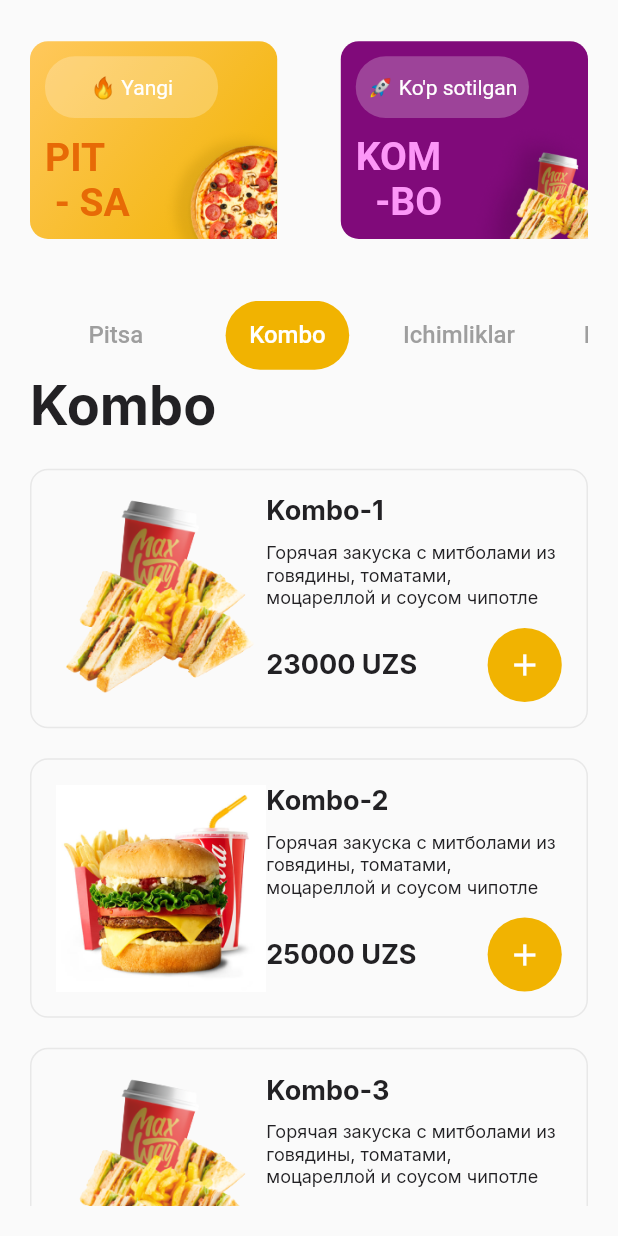
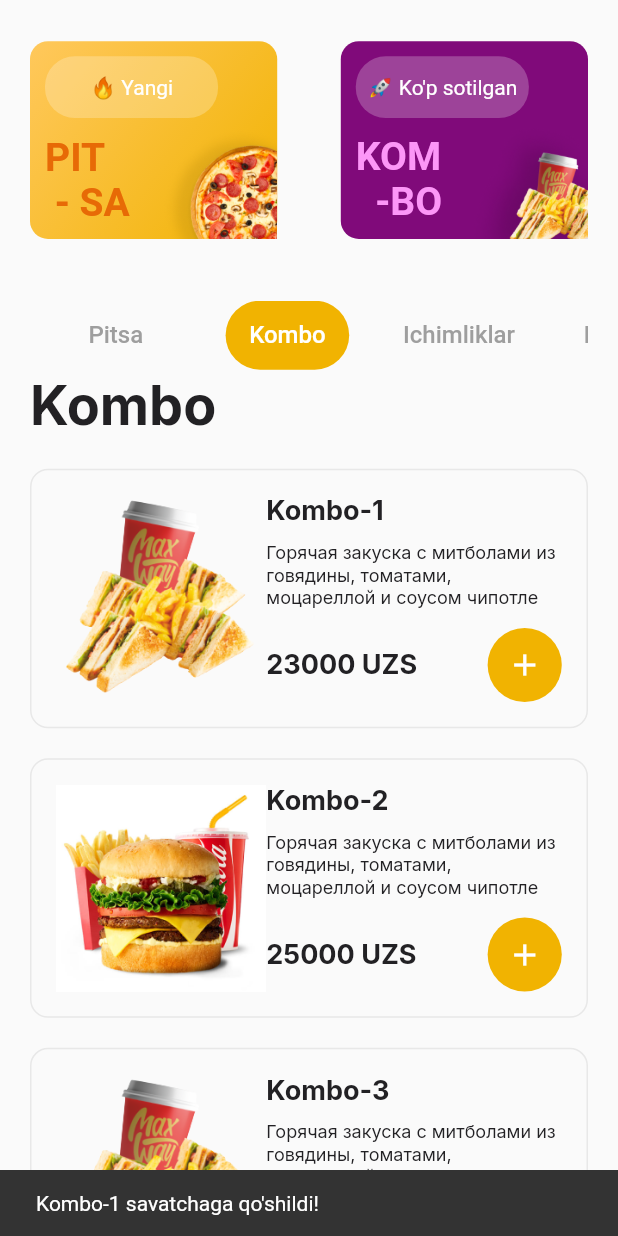
Before and after one commit to ahadjonovss/max_way, a Flutter app: the screen it shows after launch, tab 2 chosen, scrolled down 576 dp, after a tap on the "add" icon, on a phone screen of 412 x 824 dp. Run offline on Flutter 3.47's test engine with Material 2 defaults, Android fonts, the phone set to English and light mode, and no system bars; drawn by our look-alikes of zoom_tap_animation; our stand-ins replace cached_network_image, flutter_bloc, get_it, google_fonts, lottie, shimmer and 1 more; accounts and stored records are empty.

Commit message:
home page

```diff
--- a/lib/bloc/shopping_basket_bloc/shopping_basket_event.dart
+++ b/lib/bloc/shopping_basket_bloc/shopping_basket_event.dart
@@ -2,3 +2,5 @@ part of 'shopping_basket_bloc.dart';
 
 @immutable
 abstract class ShoppingBasketEvent {}
+
+class GetSavedFoodsEvent extends ShoppingBasketEvent{}
--- a/lib/data/model/food_model.dart
+++ b/lib/data/model/food_model.dart
@@ -4,20 +4,29 @@ class FoodModel {
   final int price;
   final bool isSpicy;
   final String image;
+  final bool isFromDb;
 
   FoodModel(
       {required this.name,
+        this.isFromDb=false,
       required this.description,
       required this.image,
       required this.price,
       this.isSpicy = false});
 
-  factory FoodModel.fromJson(Map<String, dynamic> json) => FoodModel(
+  factory FoodModel.fromJson(Map<String, dynamic> json) {
+    return FoodModel(
+      isFromDb: true,
         image: json[FoodModelFields.image] ?? "",
         name: json[FoodModelFields.name] ?? "No name",
         description: json[FoodModelFields.description] ?? "No data",
         price: json[FoodModelFields.price] ?? 0,
-      isSpicy: json[FoodModelFields.price] ?? false);
+        isSpicy: json[FoodModelFields.isSpicy] is int
+            ? json[FoodModelFields.isSpicy] == 1
+                ? true
+                : false
+            : json[FoodModelFields.isSpicy] ?? false);
+  }
 
   toJson() => {
         FoodModelFields.name: name,
@@ -99,7 +108,6 @@ List<FoodModel> combos = [
           "Горячая закуска с митболами из говядины, томатами, моцареллой и соусом чипотле",
       price: 30000,
       image: "combo3"),
-
 ];
 List<FoodModel> drinks = [
   FoodModel(
@@ -120,5 +128,4 @@ List<FoodModel> drinks = [
           "Горячая закуска с митболами из говядины, томатами, моцареллой и соусом чипотле",
       price: 6000,
       image: "fanta"),
-
 ];
--- a/lib/ui/home/home_page.dart
+++ b/lib/ui/home/home_page.dart
@@ -1,6 +1,4 @@
-
 import 'package:max_way/ui/home/widgets/tab_controller.dart';
-import 'package:max_way/ui/home/widgets/tab_item.dart';
 import 'package:max_way/utils/file_importer/file_importer.dart';
 
 class HomePage extends StatelessWidget {
@@ -32,7 +30,11 @@ class HomePage extends StatelessWidget {
                 const Text("Bolalar uchun"),
                 const Text("Filiallar"),
                 const Icon(Icons.shopping_basket),
-                const Icon(Icons.menu),
+                ZoomTapAnimation(
+                  onTap: () {
+                    Navigator.pushNamed(context, shoppingBasket);
+                  },
+                  child: const Icon(Icons.menu),),
               ],
             ),
             SizedBox(height: height(context) * 0.02),
--- a/lib/ui/home/widgets/food_item.dart
+++ b/lib/ui/home/widgets/food_item.dart
@@ -66,9 +66,10 @@ class FoodItem extends StatelessWidget {
                         style: GoogleFonts.getFont("Inter",
                             color: AppColors.c222124,
                             fontWeight: FontWeight.w700, fontSize: 18)),
-                    ZoomTapAnimation(
-                      onTap: () {
-                        LocalDatabase().getFoods();
+                    food.isFromDb?const SizedBox():ZoomTapAnimation(
+                      onTap: ()  {
+                         getIt<ShoppingBasketRepository>().addFood(food);
+                         ScaffoldMessenger.of(context).showSnackBar(SnackBar(content: Text("${food.name} savatchaga qo'shildi!")));
                       },
                       child: Container(
                           alignment: Alignment.center,
--- a/lib/utils/file_importer/file_importer.dart
+++ b/lib/utils/file_importer/file_importer.dart
@@ -27,3 +27,5 @@ export 'package:get_it/get_it.dart';
 export 'package:max_way/data/repositories/shopping_basket_repository.dart';
 export 'package:max_way/service/local_db_servcie.dart';
 export 'package:max_way/data/model/food_model.dart';
+export 'package:max_way/bloc/shopping_basket_bloc/shopping_basket_bloc.dart';
+export 'package:max_way/ui/home/widgets/food_category_item.dart';
--- a/lib/utils/router/router.dart
+++ b/lib/utils/router/router.dart
@@ -1,4 +1,5 @@
 import 'package:flutter/cupertino.dart';
+import 'package:max_way/ui/basket/shopping_basket_page.dart';
 
 import '../file_importer/file_importer.dart';
 
@@ -9,7 +10,9 @@ class MyRouter {
       case  splash:
         return navigateTo(const SplashPage());
       case  home:
-        return navigateTo( HomePage());
+        return navigateTo( const HomePage());
+      case  shoppingBasket:
+        return navigateTo(  ShoppingBasketPage());
       // case  musicPlayer:
       //   return navigateTo( MusicPlayerPage(data: argumentList as List,));
       // case  payment:
--- a/lib/utils/router/routes.dart
+++ b/lib/utils/router/routes.dart
@@ -1,3 +1,3 @@
 const String splash = '/splash';
 const String home = '/home';
-const String musicPlayer = '/musicPlayer';
+const String shoppingBasket = '/basket';
```
Also changed, not shown: lib/bloc/shopping_basket_bloc/shopping_basket_bloc.dart (+12 -7 lines), lib/ui/basket/shopping_basket_page.dart (+35 -6 lines). Lines whose indentation alone changed are shown as unchanged.
